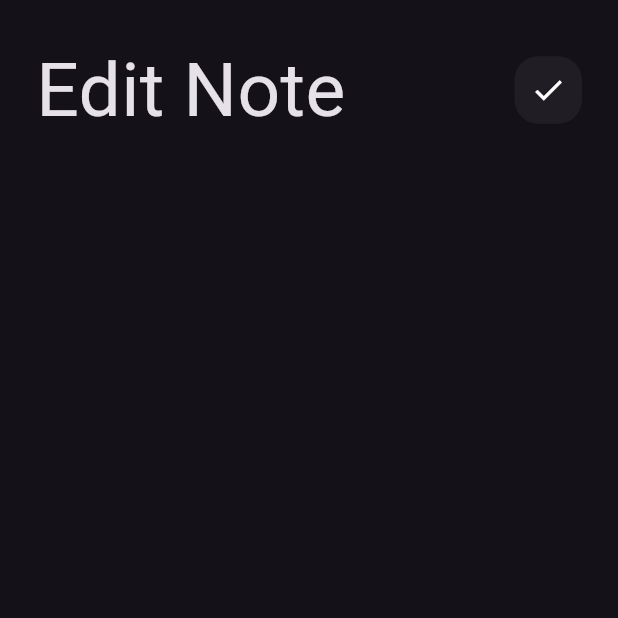
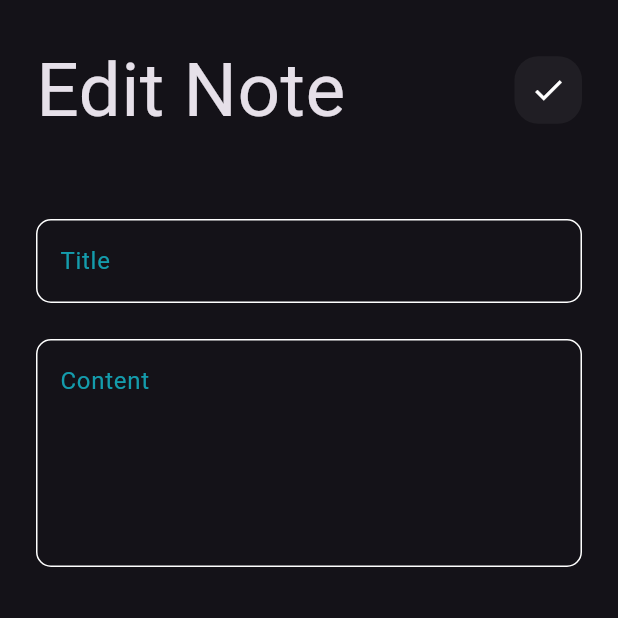
Before and after one commit to TH26-m/Notes-App, a Flutter app: the EditNoteView screen opened directly, on a phone screen of 412 x 824 dp, the top half of it. Run offline on Flutter 3.47's test engine with Material 3 defaults, Android fonts, the phone set to English and light mode, and no system bars.

Commit message:
finished edit-note ui

```diff
--- a/lib/views/edit_note_view.dart
+++ b/lib/views/edit_note_view.dart
@@ -1,5 +1,6 @@
 import 'package:flutter/material.dart';
 import 'package:notes_app/views/widgets/custom_app_bar.dart';
+import 'package:notes_app/views/widgets/custom_text_field.dart';
 
 class EditNoteView extends StatelessWidget {
   const EditNoteView({super.key});
@@ -12,6 +13,10 @@ class EditNoteView extends StatelessWidget {
         child: Column(
           children: [
             customAppBAr(text: "Edit Note", icon: Icon(Icons.check),) ,
+            SizedBox(height: 50,),
+            CustomTestField(hintText: "Title") ,
+            SizedBox(height: 24,),
+            CustomTestField(hintText: "Content" , maxLines: 5,) ,
           ],
         ),
       ),
```
